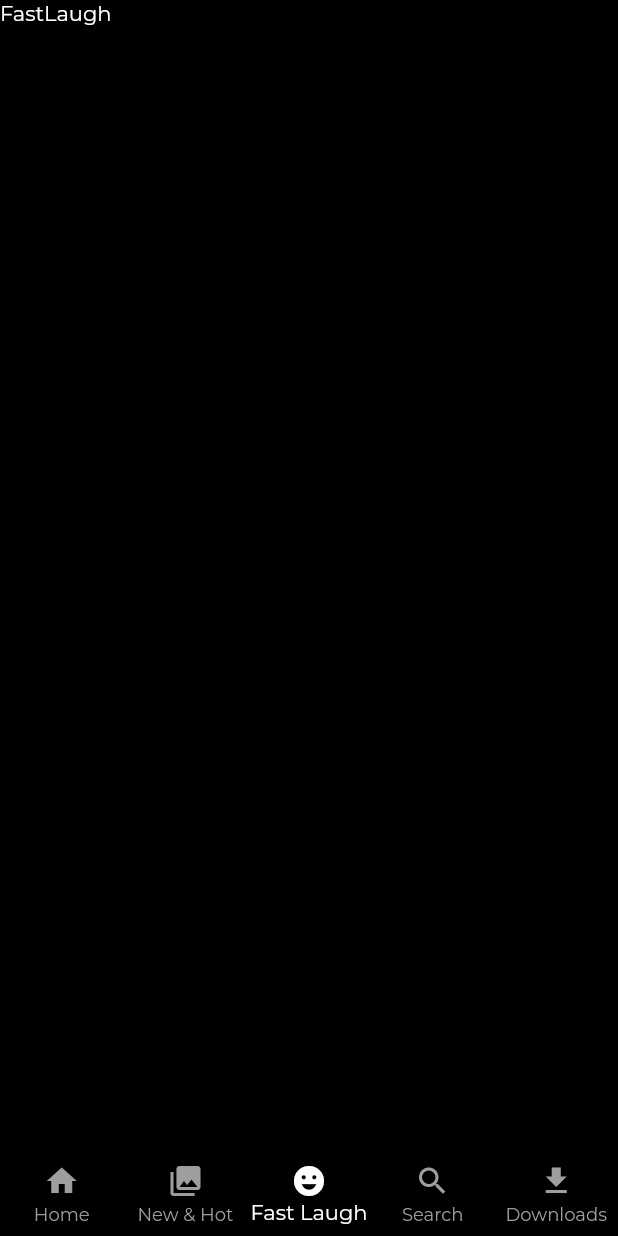
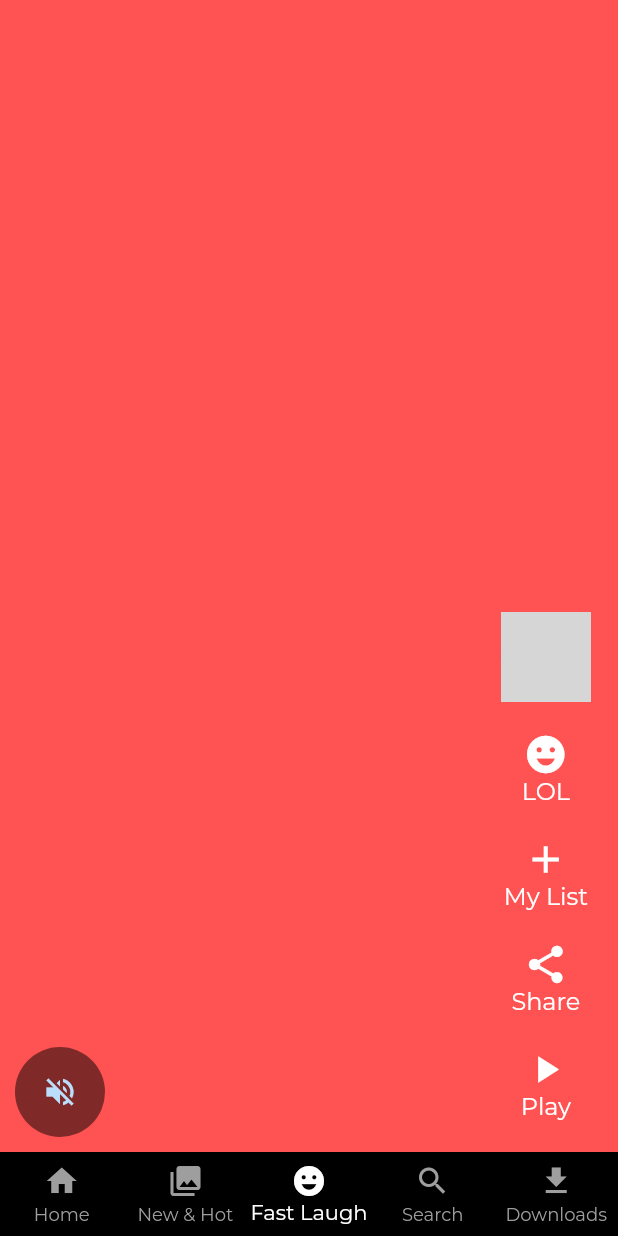
Before and after one commit to abhirajkiran/Netflix-clone, a Flutter app: the screen it shows after launch, item 3 of the bottom bar chosen, on a phone screen of 412 x 824 dp. Run offline on Flutter 3.47's test engine with Material 2 defaults, Android fonts, the phone set to English and light mode, and no system bars; our stand-ins replace google_fonts; network calls fail; grey boxes are pictures that could not be loaded.

Commit message:
fast &laugh page ui completed

```diff
--- a/lib/presentation/fast_laugh/screen_fast_laugh.dart
+++ b/lib/presentation/fast_laugh/screen_fast_laugh.dart
@@ -1,6 +1,7 @@
 import 'package:flutter/material.dart';
 import 'package:flutter/src/foundation/key.dart';
 import 'package:flutter/src/widgets/framework.dart';
+import 'package:netflix_clone/presentation/fast_laugh/widgets/video_list_item..dart';
 
 class ScreenFastLaugh extends StatelessWidget {
   const ScreenFastLaugh({Key? key}) : super(key: key);
@@ -8,7 +9,14 @@ class ScreenFastLaugh extends StatelessWidget {
   @override
   Widget build(BuildContext context) {
     return Scaffold(
-      body: Text('FastLaugh'),
+      body: SafeArea(
+        child: PageView(
+          scrollDirection: Axis.vertical,
+          children: List.generate(10, (index){
+            return VideoListItem(index: index,);
+          })
+        )
+        ),
     );
   }
 }
--- /dev/null
+++ b/lib/presentation/fast_laugh/widgets/video_list_item..dart
@@ -0,0 +1,83 @@
+import 'package:flutter/cupertino.dart';
+import 'package:flutter/material.dart';
+import 'package:flutter/src/foundation/key.dart';
+import 'package:flutter/src/widgets/framework.dart';
+import 'package:netflix_clone/core/colors/colors.dart';
+
+class VideoListItem extends StatelessWidget {
+  final int index;
+  const VideoListItem({Key? key, required this.index}) : super(key: key);
+
+  @override
+  Widget build(BuildContext context) {
+    return Stack(
+      children: [
+        Container(
+          color: Colors.accents[index % Colors.accents.length],
+        ),
+        Align(
+          alignment: Alignment.bottomCenter,
+          child: Padding(
+            padding: const EdgeInsets.symmetric(horizontal: 10, vertical: 10),
+            child: Row(
+              crossAxisAlignment: CrossAxisAlignment.end,
+              mainAxisAlignment: MainAxisAlignment.spaceBetween,
+              children: [
+                CircleAvatar(
+                    radius: 30,
+                    backgroundColor: Colors.black.withOpacity(0.5 ),
+                    child: IconButton(
+                        onPressed: () {}, icon: Icon(Icons.volume_off))),
+                Column(
+                  mainAxisAlignment: MainAxisAlignment.end,
+                  children: const [
+                    Padding(
+                      padding: EdgeInsets.symmetric(vertical: 10),
+                      child: CircleAvatar(
+                        radius: 30,
+                        backgroundImage: NetworkImage("https://www.themoviedb.org/t/p/w600_and_h900_bestv2/mVhQd5ZiAcUJfFWPJRZW4Mliyur.jpg"),
+                      ),
+                    ),
+                    VideoActionWidgeet(
+                        icon: Icons.emoji_emotions, title: 'LOL'),
+                    VideoActionWidgeet(icon: Icons.add, title: 'My List'),
+                    VideoActionWidgeet(icon: Icons.share, title: 'Share'),
+                    VideoActionWidgeet(icon: Icons.play_arrow, title: 'Play')
+                  ],
+                )
+              ],
+            ),
+          ),
+        )
+      ],
+    );
+  }
+}
+
+class VideoActionWidgeet extends StatelessWidget {
+  final IconData icon;
+  final String title;
+
+  const VideoActionWidgeet({Key? key, required this.icon, required this.title})
+      : super(key: key);
+
+  @override
+  Widget build(BuildContext context) {
+    return Padding(
+      padding: const EdgeInsets.symmetric(vertical:10 ,horizontal: 10),
+      child: Column(
+        children: [
+          Icon(
+            icon,
+            color: kwhiteColor,
+            size: 30,
+          ),
+          Text(
+            title,
+            style: TextStyle(color: kwhiteColor, fontSize: 16),
+          )
+        ],
+      ),
+    );
+  }
+}
```
Also changed, not shown: pubspec.yaml (+1 -6 lines), pubspec.lock, 1 other file.
